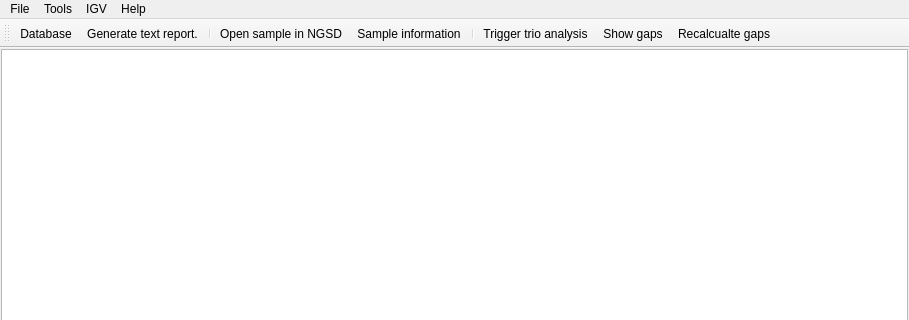
First picture: the form in src/GSvar/MainWindow.ui, repository imgag/ngs-bits, before the edit; both pictures show x 0 to 909 and y 0 to 320 of the 909 by 755 pixel window.
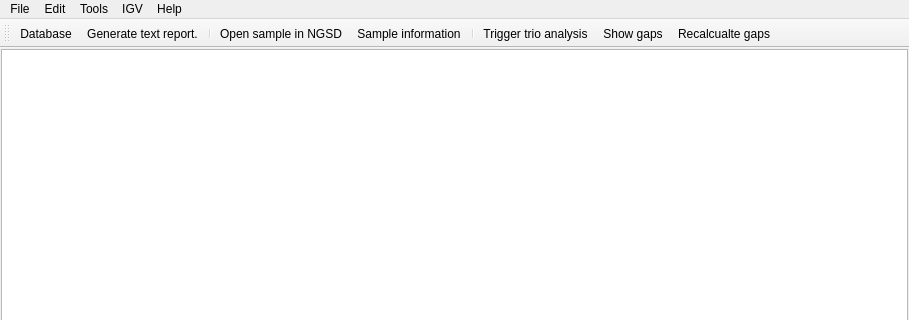
Second picture: the form after the edit. Icons and pictures are not drawn.

Diff of the .ui file:
```diff
--- a/src/GSvar/MainWindow.ui
+++ b/src/GSvar/MainWindow.ui
@@ -138,7 +138,17 @@
     <addaction name="actionIgvLowcov"/>
     <addaction name="separator"/>
    </widget>
+   <widget class="QMenu" name="menuEdit">
+    <property name="title">
+     <string>Edit</string>
+    </property>
+    <addaction name="actionCopy"/>
+    <addaction name="actionCopySplit"/>
+    <addaction name="separator"/>
+    <addaction name="actionResize"/>
+   </widget>
    <addaction name="menuFile"/>
+   <addaction name="menuEdit"/>
    <addaction name="menuTools"/>
    <addaction name="menuIGV"/>
    <addaction name="menuHelp"/>
```
Left out of the diff: 38 changed lines with no effect on the pictures.
